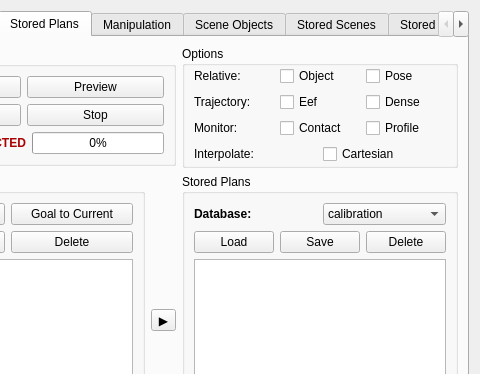
First picture: the form in visualization/motion_planning_rviz_plugin/src/ui/motion_planning_rviz_plugin_frame.ui, repository ehuang3/moveit_ros, before the edit; both pictures show x 151 to 631 and y 0 to 374 of the 631 by 664 pixel window.
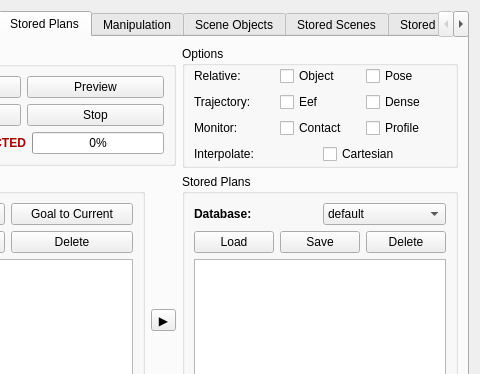
Second picture: the form after the edit.

The edit to the form file:
```diff
--- a/visualization/motion_planning_rviz_plugin/src/ui/motion_planning_rviz_plugin_frame.ui
+++ b/visualization/motion_planning_rviz_plugin/src/ui/motion_planning_rviz_plugin_frame.ui
@@ -1234,6 +1234,11 @@
               </item>
               <item>
                <widget class="QComboBox" name="plan_database_name_combobox">
+                <item>
+                 <property name="text">
+                  <string>default</string>
+                 </property>
+                </item>
                 <item>
                  <property name="text">
                   <string>calibration</string>
```
